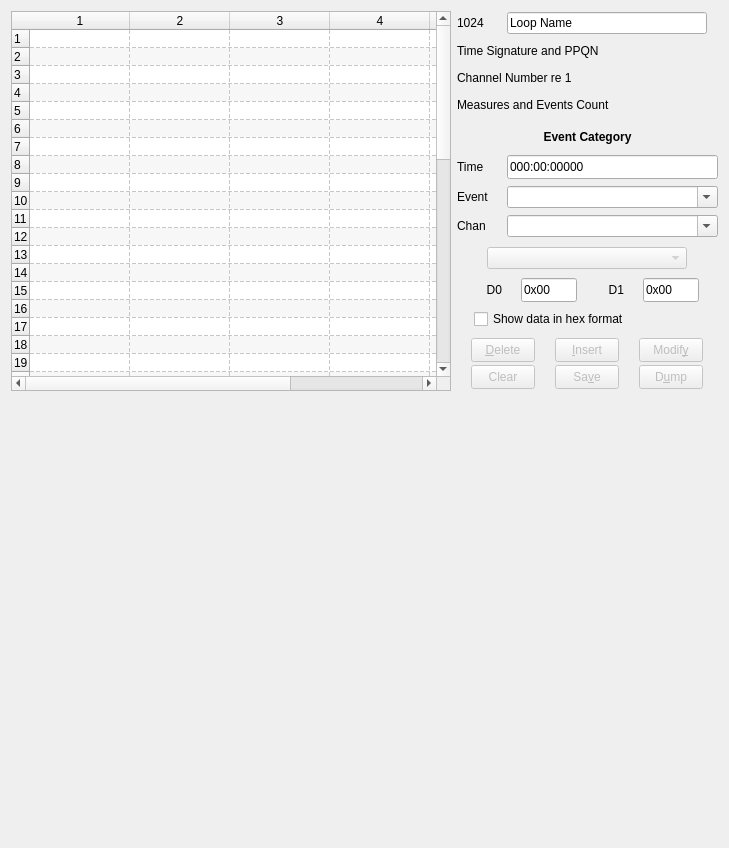
Qt form seq_qt5/forms/qseqeventframe.ui (ahlstromcj/seq66) before a commit.
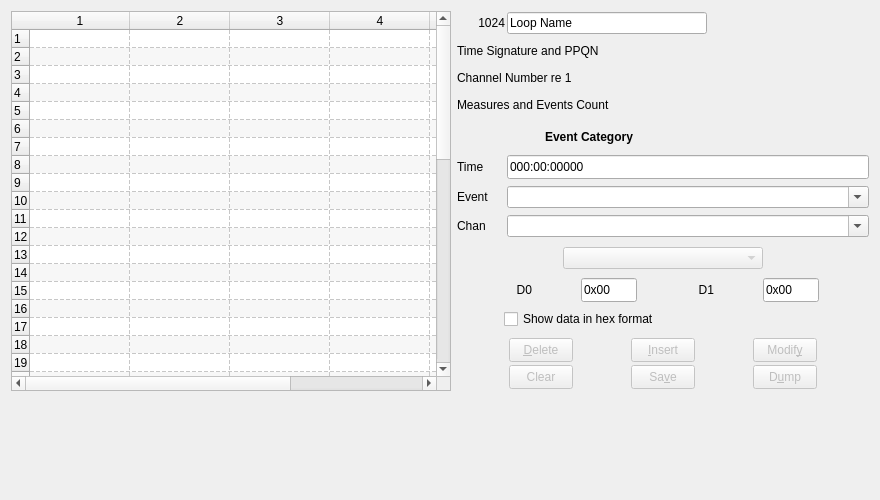
The same form after that commit.

What changed in the file:
```diff
--- a/seq_qt5/forms/qseqeventframe.ui
+++ b/seq_qt5/forms/qseqeventframe.ui
@@ -6,8 +6,8 @@
    <rect>
     <x>0</x>
     <y>0</y>
-    <width>729</width>
-    <height>848</height>
+    <width>880</width>
+    <height>500</height>
    </rect>
   </property>
   <property name="sizePolicy">
@@ -16,6 +16,12 @@
     <verstretch>0</verstretch>
    </sizepolicy>
   </property>
+  <property name="maximumSize">
+   <size>
+    <width>880</width>
+    <height>500</height>
+   </size>
+  </property>
   <property name="windowTitle">
    <string>Events</string>
   </property>
@@ -156,6 +162,9 @@
          <property name="text">
           <string>1024</string>
          </property>
+         <property name="alignment">
+          <set>Qt::AlignRight|Qt::AlignTrailing|Qt::AlignVCenter</set>
+         </property>
         </widget>
        </item>
        <item>
```
